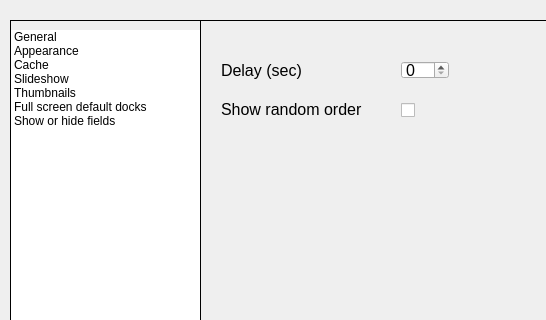
The window that Dialogs/prefdlg.ui (towhee/Winnow64) describes before a commit, drawn with Qt 5; both pictures show x 0 to 546 and y 0 to 320 of the 705 by 588 pixel window.
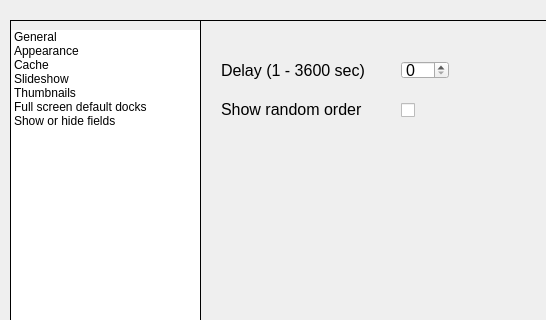
The same window after the commit. The open tabs and pages were chosen to show the change.

Patch:
```diff
--- a/Dialogs/prefdlg.ui
+++ b/Dialogs/prefdlg.ui
@@ -1188,7 +1188,7 @@
       <rect>
        <x>20</x>
        <y>40</y>
-       <width>111</width>
+       <width>171</width>
        <height>18</height>
       </rect>
      </property>
@@ -1201,7 +1201,7 @@
       <string>&lt;html&gt;&lt;head/&gt;&lt;body&gt;&lt;p&gt;This sets the amount of time each image is displayed before the next image appears.  If set to zero then each image will be displayed until you manually move forward or backwards.  Note that you can also change this delay while the slideshow is active by pressing the zero to nine (0 - 9) keys.&lt;/p&gt;&lt;/body&gt;&lt;/html&gt;</string>
      </property>
      <property name="text">
-      <string>Delay (sec)</string>
+      <string>Delay (1 - 3600 sec)</string>
      </property>
     </widget>
    </widget>
```
Left out of the diff: 5 changed lines with no effect on the pictures.
